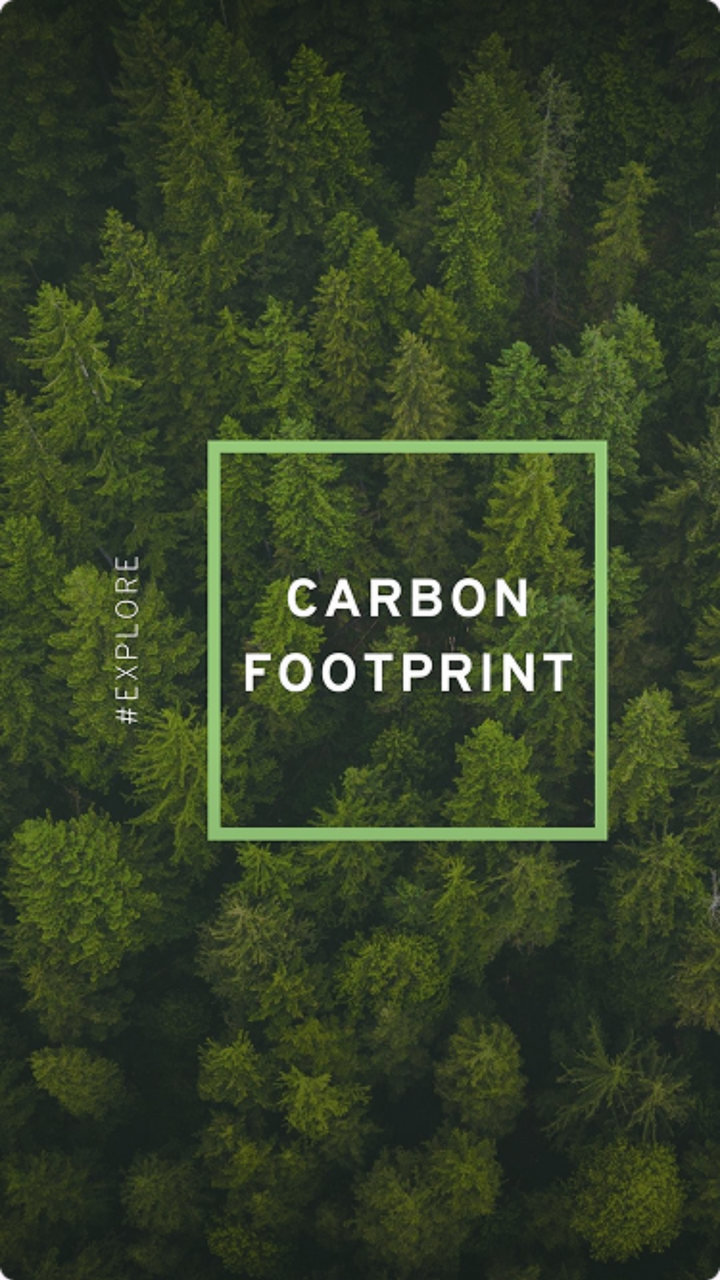
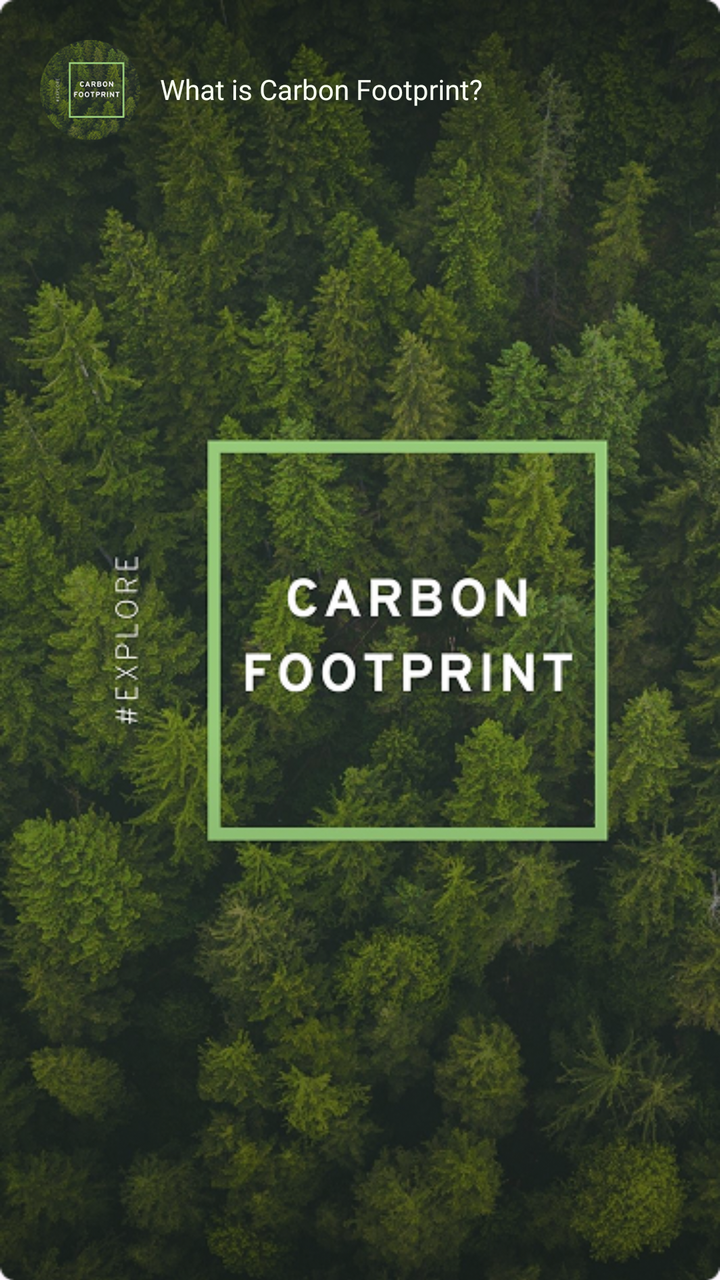

Compare the two renders of this Android layout. The source of the first and the diff that turns it into the second are given below.
<!-- AndroidManifest.xml: application theme Theme.CVERDETOTOO -->
<!-- res/layout/activity_story_fragment.xml -->
<?xml version="1.0" encoding="utf-8"?>
<FrameLayout xmlns:android="http://schemas.android.com/apk/res/android"
    android:layout_width="match_parent"
    android:layout_height="match_parent">

    
    <ImageView
        android:id="@+id/story_image"
        android:layout_width="match_parent"
        android:layout_height="match_parent"
        android:scaleType="centerCrop"
        android:src="@drawable/trivia11" />
</FrameLayout>
<!-- resources referenced by this layout -->
<resources>
  <!-- drawable trivia11: png bitmap (drawable, 535426 bytes) -->
  <style name="Theme.CVERDETOTOO" parent="Base.Theme.CVERDETOTOO" />
  <style name="Base.Theme.CVERDETOTOO" parent="Theme.Material3.DayNight.NoActionBar">
          
          
      </style>
</resources>

<!-- the commit's change to res/layout/activity_story_fragment.xml (unified diff, before → after) -->
@@ -10,4 +10,39 @@
         android:layout_height="match_parent"
         android:scaleType="centerCrop"
         android:src="@drawable/trivia11" />
+
+    <RelativeLayout
+        android:layout_width="match_parent"
+        android:layout_height="match_parent">
+
+        <LinearLayout
+            android:layout_width="wrap_content"
+            android:layout_height="wrap_content"
+            android:orientation="horizontal"
+            android:layout_alignParentStart="true"
+            android:layout_alignParentTop="true"
+            android:layout_marginStart="20dp"
+            android:layout_marginTop="20dp">
+
+            
+            <ImageView
+                android:id="@+id/trvipic11"
+                android:layout_width="50dp"
+                android:layout_height="50dp"
+                android:contentDescription="@string/app_name"
+                android:src="@drawable/trivia1logo"
+                android:adjustViewBounds="true" />
+
+            <TextView
+                android:id="@+id/tvWelcome"
+                android:layout_width="wrap_content"
+                android:layout_height="wrap_content"
+                android:layout_marginStart="10dp"
+                android:layout_marginTop="15dp"
+                android:fontFamily="@font/poppinsmedium"
+                android:text="@string/whatiscarbon"
+                android:textColor="@color/gamebg"
+                android:textSize="14sp" />
+        </LinearLayout>
+    </RelativeLayout>
 </FrameLayout>
<!-- resource entries referenced after the edit -->
@@ -1,6 +1,10 @@
 <!-- resources referenced by this layout -->
 <resources>
+  <color name="gamebg"> #F9FFF1</color>
   <!-- drawable trivia11: png bitmap (drawable, 535426 bytes) -->
+  <!-- drawable trivia1logo: png bitmap (drawable, 34649 bytes) -->
+  <string name="app_name">CVERDETOTOO</string>
+  <string name="whatiscarbon">What is Carbon Footprint?</string>
   <style name="Theme.CVERDETOTOO" parent="Base.Theme.CVERDETOTOO" />
   <style name="Base.Theme.CVERDETOTOO" parent="Theme.Material3.DayNight.NoActionBar">
           
